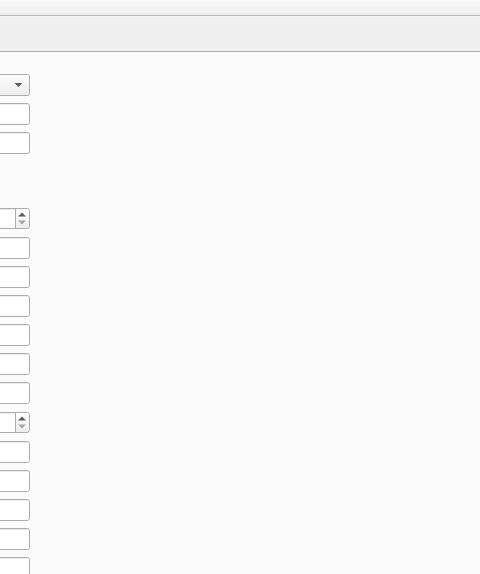
The window that AppObjetQT/mainwindow.ui (Mrgove10/AppliObjetVS) describes before a commit, drawn with Qt 5; both pictures show x 422 to 902 and y 0 to 574 of the 1045 by 857 pixel window.
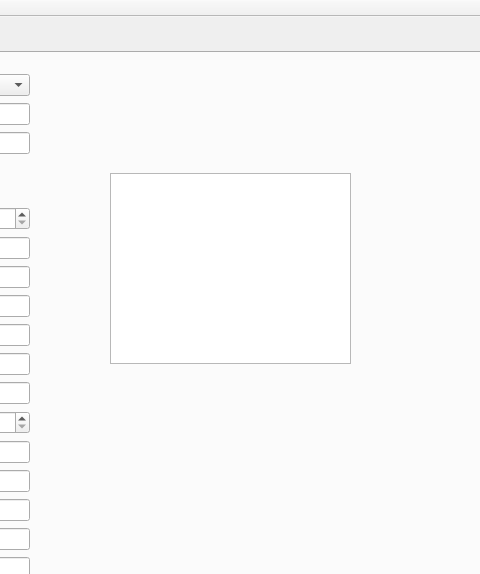
The same window after the commit. The open tabs and pages were chosen to show the change. Icons and pictures are not drawn.

Patch:
```diff
--- a/AppObjetQT/mainwindow.ui
+++ b/AppObjetQT/mainwindow.ui
@@ -490,8 +490,8 @@
      <widget class="QLabel" name="label_34">
       <property name="geometry">
        <rect>
-        <x>510</x>
-        <y>40</y>
+        <x>500</x>
+        <y>60</y>
         <width>291</width>
         <height>401</height>
        </rect>
@@ -503,6 +503,16 @@
        <pixmap>C:/Users/Utilisateur/Pictures/admin_v01D_support.png</pixmap>
       </property>
      </widget>
+     <widget class="QTextEdit" name="textEdit">
+      <property name="geometry">
+       <rect>
+        <x>520</x>
+        <y>120</y>
+        <width>241</width>
+        <height>191</height>
+       </rect>
+      </property>
+     </widget>
     </widget>
     <widget class="QWidget" name="tab_4">
      <attribute name="title">
```
Left out of the diff: 2 changed lines with no effect on the pictures.
